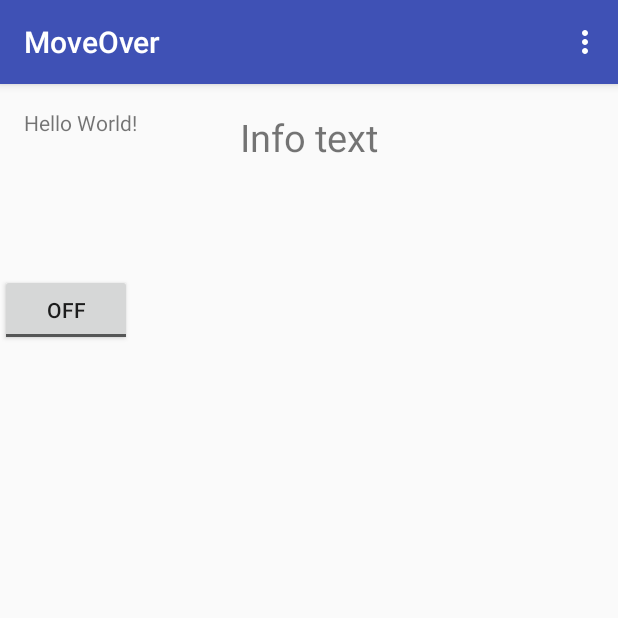
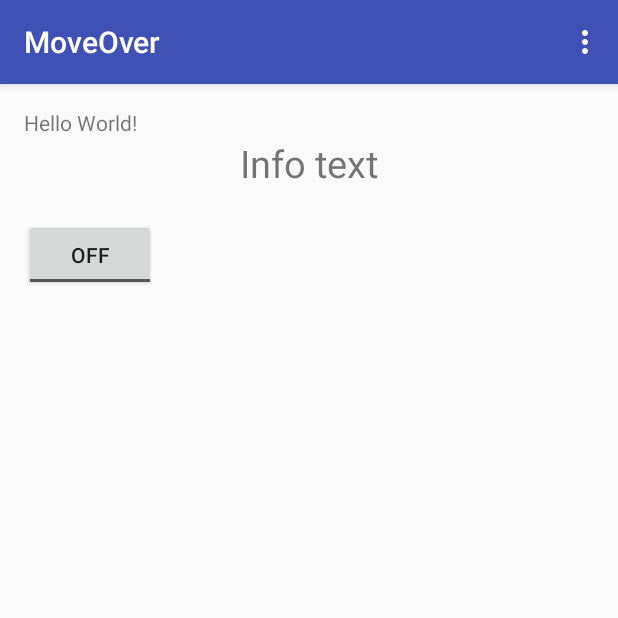
Before and after one commit to jhillkwaj/MoveOver, an Android app: the screen it shows after launch (MainActivity), on a phone screen of 412 x 824 dp, the top half of it. Run offline under Robolectric (Android 15) with nearby library versions, the phone set to English and light mode, and no system bars; our stand-ins replace Firebase (no records; nobody signed in at launch, a user with empty details on screens opened directly); libraries missing offline, so code that uses them is left out: com.firebase.geofire.

Commit message:
Fixed some badly written code

```diff
--- a/Sender/MyApplication/app/src/main/java/com/example/moveover/moveover/MainActivity.java
+++ b/Sender/MyApplication/app/src/main/java/com/example/moveover/moveover/MainActivity.java
@@ -64,13 +64,9 @@ public class MainActivity extends AppCompatActivity implements OnClickListener {
         super.onCreate(savedInstanceState);
         setContentView(R.layout.activity_main);
         addListenerOnButton();
-        final Intent intent = new Intent(Intent.ACTION_VIEW).setData(Uri.parse(db));
-        startActivity(intent);
         Toolbar toolbar = (Toolbar) findViewById(R.id.toolbar);
         setSupportActionBar(toolbar);
 
-        setRequestedOrientation(ActivityInfo
-                .SCREEN_ORIENTATION_PORTRAIT);
         locationManager = (LocationManager)
                 getSystemService(Context.LOCATION_SERVICE);
 
@@ -109,7 +105,14 @@ public class MainActivity extends AppCompatActivity implements OnClickListener {
 
         mAuth.addAuthStateListener(mAuthListener);
 
-        signInAnonymously();
+        if(!signin)
+            signInAnonymously();
+        else
+        {
+            final Intent intent = new Intent(Intent.ACTION_VIEW).setData(Uri.parse(db));
+            startActivity(intent);
+        }
+
     }
 
     public void addListenerOnButton() {
--- a/Sender/MyApplication/app/src/main/res/layout/activity_main.xml
+++ b/Sender/MyApplication/app/src/main/res/layout/activity_main.xml
@@ -20,23 +20,6 @@
 
     </android.support.design.widget.AppBarLayout>
     <include layout="@layout/content_main"/>
-    <LinearLayout
-        xmlns:android="http://schemas.android.com/apk/res/android"
-        android:orientation="vertical"
-        android:layout_width="fill_parent"
-        android:layout_height="fill_parent"
-        android:weightSum="1">
-        <TextView
-            android:layout_width="fill_parent"
-            android:layout_height="wrap_content"
-            android:text="Info text"
-            android:layout_weight="0.20"
-            android:gravity="center"
-            android:textSize="25sp" />
-        <ToggleButton
-            android:id="@+id/toggleButton1"
-            android:layout_width="wrap_content"
-            android:layout_height="wrap_content"
-            android:text="ToggleButton" />
-    </LinearLayout>
+
+
 </android.support.design.widget.CoordinatorLayout>
--- a/Sender/MyApplication/app/src/main/res/layout/content_main.xml
+++ b/Sender/MyApplication/app/src/main/res/layout/content_main.xml
@@ -15,5 +15,24 @@
     <TextView
         android:layout_width="wrap_content"
         android:layout_height="wrap_content"
-        android:text="Hello World!" />
+        android:text="Hello World!"
+        android:id="@+id/helloText"/>
+
+    <TextView
+        android:layout_width="fill_parent"
+        android:layout_height="wrap_content"
+        android:text="Info text"
+        android:id="@+id/mainText"
+        android:layout_below="@+id/helloText"
+        android:gravity="center"
+        android:textSize="25dp" />
+    <ToggleButton
+        android:id="@+id/toggleButton1"
+        android:layout_width="wrap_content"
+        android:layout_height="wrap_content"
+        android:layout_below="@+id/mainText"
+        android:text="ToggleButton"
+        android:layout_marginTop="20dp"
+        android:gravity="center"/>
+
 </RelativeLayout>
```
